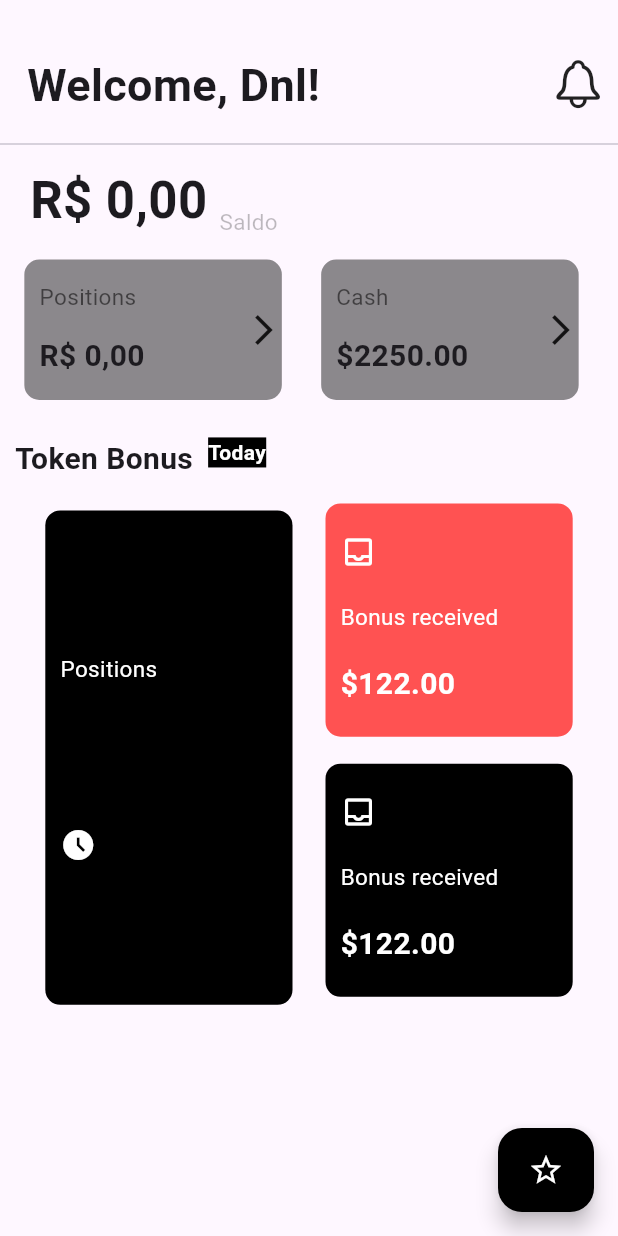
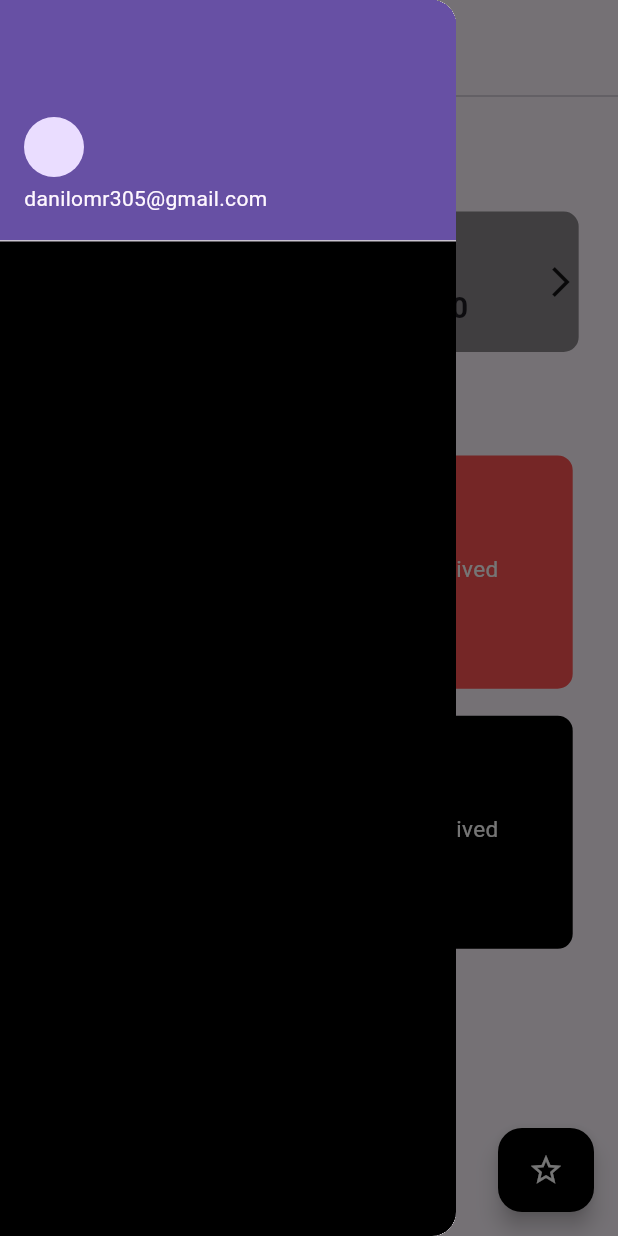
Before and after one commit to Danilomr305/App, a Flutter app: the HomePrincipal screen opened directly, with the side drawer open (before the commit the screen has no drawer), on a phone screen of 412 x 824 dp. Run offline on Flutter 3.47's test engine with Material 3 defaults, Android fonts, the phone set to English and light mode, and no system bars; our stand-ins replace adaptive_dialog, animated_splash_screen, fl_chart, flutter_image_slideshow, flutter_rating_bar, google_fonts and 6 more; missing offline and left inert: icofont_flutter; accounts and stored records are empty.

Commit message:
Atualização da pagina Bottom_Drawer

```diff
--- a/cardy_pay/lib/Page/home_page.dart
+++ b/cardy_pay/lib/Page/home_page.dart
@@ -2,6 +2,7 @@
 
 import 'package:cardy_pay/Page/moedas_page.dart';
 import 'package:cardy_pay/Page/home_principal_page.dart';
+import 'package:cardy_pay/components/bottom_drawer.dart';
 import 'package:cardy_pay/models/moeda_models.dart';
 import 'package:flutter/material.dart';
 import '../components/bottom_nav_bar.dart';
@@ -73,21 +74,6 @@ class _HomePageState extends State<HomePage> with WidgetsBindingObserver {
             valueListenable: PreferenciaTema.tema,
             builder: (BuildContext context, Brightness tema, _) =>
               Scaffold(
-                drawer: Drawer(
-                  backgroundColor: Colors.black,
-                  child: ListView(
-                    children: const [
-                    UserAccountsDrawerHeader(
-                      accountName: CircleAvatar(),
-                      accountEmail: Text(
-                        'danilomr305@gmail.com'
-                      )
-                    ),
-                    Card()
-                  ],
-                  ),
-
-                ),
                 backgroundColor: backgroundColor,
                 bottomNavigationBar: MyBottomNavBar(
                   onTabChange: (index) => navigateBottomBar(index),
--- a/cardy_pay/lib/Page/home_principal_page.dart
+++ b/cardy_pay/lib/Page/home_principal_page.dart
@@ -1,6 +1,9 @@
+// ignore_for_file: unnecessary_import
+
 import 'package:cardy_pay/Page/configuracoes_page.dart';
 import 'package:cardy_pay/Page/favoritas_page.dart';
 import 'package:cardy_pay/Page/moedas_page.dart';
+import 'package:cardy_pay/components/bottom_drawer.dart';
 import 'package:flutter/cupertino.dart';
 import 'package:flutter/material.dart';
 import 'package:intl/intl.dart';
@@ -10,6 +13,7 @@ import 'package:provider/provider.dart';
 import '../configs/app_settings.dart';
 import '../repository/conta_repository.dart';
 import '../widgets/grid_widgets.dart';
+// ignore: unused_import
 import 'noticacoes_page.dart';
 
 class HomePrincipal extends StatefulWidget {
@@ -58,40 +62,23 @@ class _HomePrincipalState extends State<HomePrincipal> {
     setTotalCarteira();
 
     return Scaffold(
+      appBar: AppBar(
+        title: const Text(
+          'Welcome, Dnl!',
+          style: TextStyle(
+            fontSize: 25,
+            fontWeight: FontWeight.bold
+          ),
+        ),
+      ),
+      drawer: const  Drawer(
+        child: BottomDrawer(),
+
+      ),
+
       body: SingleChildScrollView(
         child: Column(
           children: [
-            Padding(
-              padding: const EdgeInsets.only(top: 25, left: 8, right: 8),
-              child: Row(
-                mainAxisAlignment: MainAxisAlignment.spaceBetween,
-                children: [
-                  Container(
-                    padding: const EdgeInsets.all(10),
-                    child: const Text(
-                      'Welcome, Dnl!',
-                      style: TextStyle(fontSize: 30, fontWeight: FontWeight.bold),
-                    ),
-                  ),
-                  InkWell(
-                    onTap: () {
-                      Navigator.push( context,
-                        MaterialPageRoute(
-                          builder: (context) => const NotificacaoPage()
-                        ),
-                      );
-                    },
-                    child: const Icon(
-                      CupertinoIcons.bell,
-                      size: 37,
-                    ),
-                  ),
-
-
-                ],
-              ),
-            ),
-
             const Divider(),
 
             const SizedBox(
--- /dev/null
+++ b/cardy_pay/lib/components/bottom_drawer.dart
@@ -0,0 +1,30 @@
+import 'package:flutter/material.dart';
+
+class BottomDrawer extends StatefulWidget {
+  const BottomDrawer({super.key});
+
+  @override
+  State<BottomDrawer> createState() => _BottomDrawerState();
+}
+
+class _BottomDrawerState extends State<BottomDrawer> {
+  @override
+  Widget build(BuildContext context) {
+    return Drawer(
+      backgroundColor: Colors.black,
+      child: ListView(
+        children: const  [
+          UserAccountsDrawerHeader(
+            accountName: CircleAvatar(
+
+            ),
+            accountEmail: Text(
+              'danilomr305@gmail.com'
+            )
+          ),
+          Card()
+        ],
+      ),
+    );
+  }
+}
```
